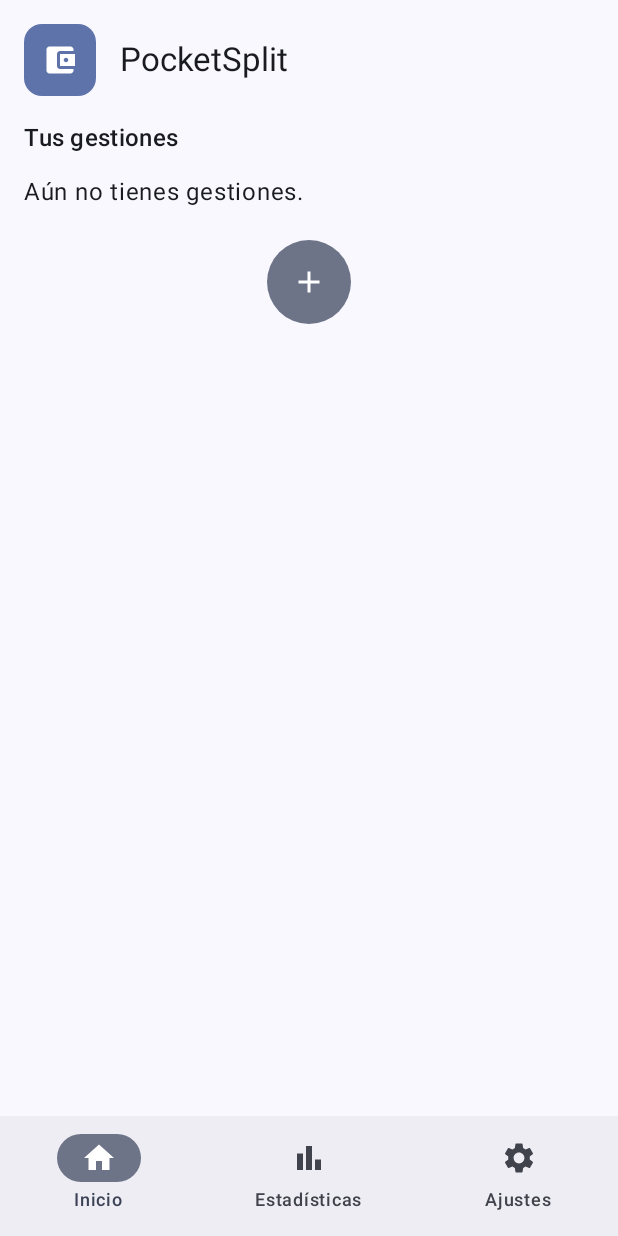
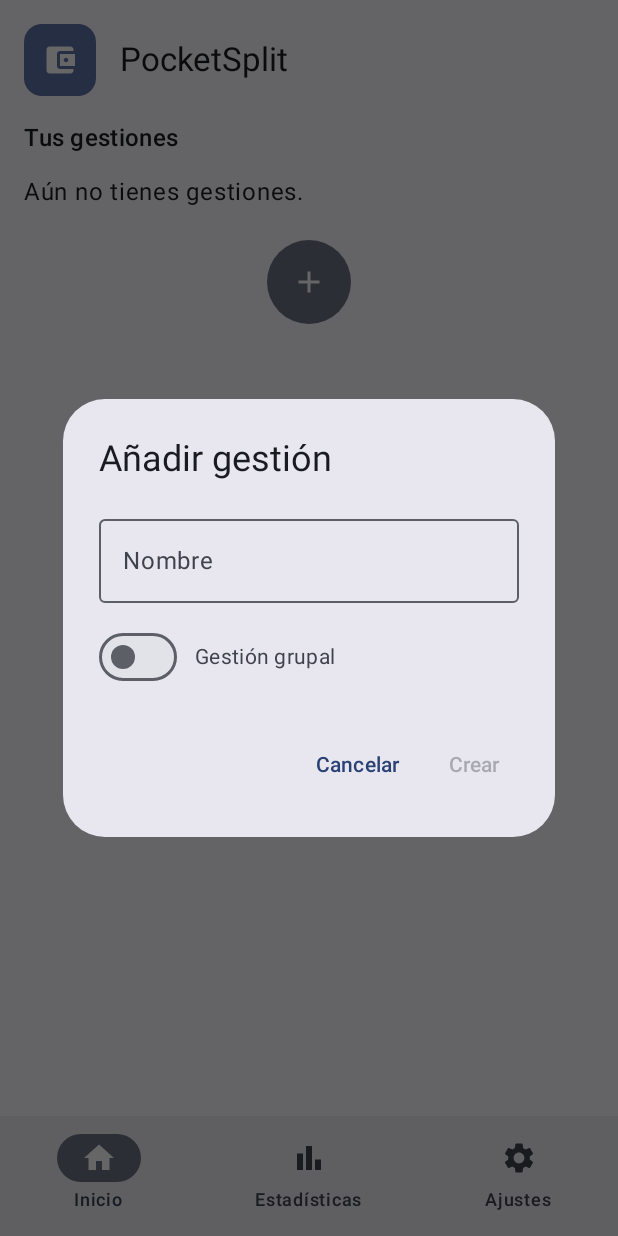
Before and after one commit to IsmaelYanes/PocketSplit, an Android app built with Jetpack Compose: the HomeScreen screen opened through its navigation route, after a tap on "Añadir gestión", on a phone screen of 412 x 824 dp. Run offline under Robolectric (Android 15) with nearby library versions, the phone set to English and light mode, and no system bars; our stand-ins replace Room's generated code.

Commit message:
feat(home): Creación de finanzas desde un diálogo
El botón "+" abre AddFinanceDialog, que pide el nombre y si la gestión es grupal (solución temporal, se evaluarán otras posibles opciones).

```diff
--- /dev/null
+++ b/app/src/main/java/com/develop/pocketsplit/ui/components/AddFinanceDialog.kt
@@ -0,0 +1,60 @@
+package com.develop.pocketsplit.ui.components
+
+import androidx.compose.foundation.layout.Arrangement
+import androidx.compose.foundation.layout.Column
+import androidx.compose.foundation.layout.Row
+import androidx.compose.material3.AlertDialog
+import androidx.compose.material3.OutlinedTextField
+import androidx.compose.material3.Switch
+import androidx.compose.material3.Text
+import androidx.compose.material3.TextButton
+import androidx.compose.runtime.Composable
+import androidx.compose.runtime.getValue
+import androidx.compose.runtime.mutableStateOf
+import androidx.compose.runtime.saveable.rememberSaveable
+import androidx.compose.runtime.setValue
+import androidx.compose.ui.Alignment
+import androidx.compose.ui.res.stringResource
+import androidx.compose.ui.unit.dp
+import com.develop.pocketsplit.R
+
+@Composable
+fun AddFinanceDialog(
+    onDismiss: () -> Unit,
+    onConfirm: (name: String, isGroup: Boolean) -> Unit
+) {
+    var name by rememberSaveable { mutableStateOf("") }
+    var isGroup by rememberSaveable { mutableStateOf(false) }
+
+    AlertDialog(
+        onDismissRequest = onDismiss,
+        title = { Text(stringResource(R.string.home_add)) },
+        text = {
+            Column(verticalArrangement = Arrangement.spacedBy(12.dp)) {
+                OutlinedTextField(
+                    value = name,
+                    onValueChange = { name = it },
+                    label = { Text(stringResource(R.string.finance_name_label)) },
+                    singleLine = true
+                )
+                Row(
+                    verticalAlignment = Alignment.CenterVertically,
+                    horizontalArrangement = Arrangement.spacedBy(12.dp)
+                ) {
+                    Switch(checked = isGroup, onCheckedChange = { isGroup = it })
+                    Text(stringResource(R.string.finance_is_group))
+                }
+            }
+        },
+        // Propuesta temporal para distinción entre finanzas individuales y grupales
+        confirmButton = {
+            TextButton(
+                onClick = { onConfirm(name, isGroup) },
+                enabled = name.isNotBlank()
+            ) { Text(stringResource(R.string.common_create)) }
+        },
+        dismissButton = {
+            TextButton(onClick = onDismiss) { Text(stringResource(R.string.common_cancel)) }
+        }
+    )
+}
--- a/app/src/main/java/com/develop/pocketsplit/ui/screen/Homescreen.kt
+++ b/app/src/main/java/com/develop/pocketsplit/ui/screen/Homescreen.kt
@@ -26,6 +26,9 @@ import androidx.compose.material3.Surface
 import androidx.compose.material3.Text
 import androidx.compose.runtime.Composable
 import androidx.compose.runtime.getValue
+import androidx.compose.runtime.mutableStateOf
+import androidx.compose.runtime.saveable.rememberSaveable
+import androidx.compose.runtime.setValue
 import androidx.compose.ui.Alignment
 import androidx.compose.ui.Modifier
 import androidx.compose.ui.res.stringResource
@@ -35,6 +38,7 @@ import androidx.lifecycle.compose.collectAsStateWithLifecycle
 import androidx.lifecycle.viewmodel.compose.viewModel
 import com.develop.pocketsplit.R
 import com.develop.pocketsplit.model.Finance
+import com.develop.pocketsplit.ui.components.AddFinanceDialog
 import com.develop.pocketsplit.ui.components.RoundedListItem
 import com.develop.pocketsplit.ui.theme.PocketSplitTheme
 import com.develop.pocketsplit.ui.viewmodel.HomeUiState
@@ -47,12 +51,24 @@ fun HomeScreen(
     onNavigateToFinance: () -> Unit = {}
 ) {
     val state by viewModel.uiState.collectAsStateWithLifecycle()
+    var showAddDialog by rememberSaveable { mutableStateOf(false) }
+
     HomeContent(
         modifier = modifier,
         state = state,
         onFinanceClick = { onNavigateToFinance() },
-        onAddClick = { }
+        onAddClick = { showAddDialog = true }
     )
+
+    if (showAddDialog) {
+        AddFinanceDialog(
+            onDismiss = { showAddDialog = false },
+            onConfirm = { name, isGroup ->
+                viewModel.addFinance(name, isGroup)
+                showAddDialog = false
+            }
+        )
+    }
 }
 
 @Composable
--- a/app/src/main/res/values/strings.xml
+++ b/app/src/main/res/values/strings.xml
@@ -12,6 +12,12 @@
     <string name="home_subtitle">Tus gestiones</string>
     <string name="home_add">Añadir gestión</string>
     <string name="home_empty">Aún no tienes gestiones.</string>
+
+    <!-- Diálogo de creación-->
+    <string name="finance_name_label">Nombre</string>
+    <string name="finance_is_group">Gestión grupal</string>
+    <string name="common_create">Crear</string>
+    <string name="common_cancel">Cancelar</string>
 
     <!-- Navegación inferior -->
     <string name="navigation_home">Inicio</string>
```
